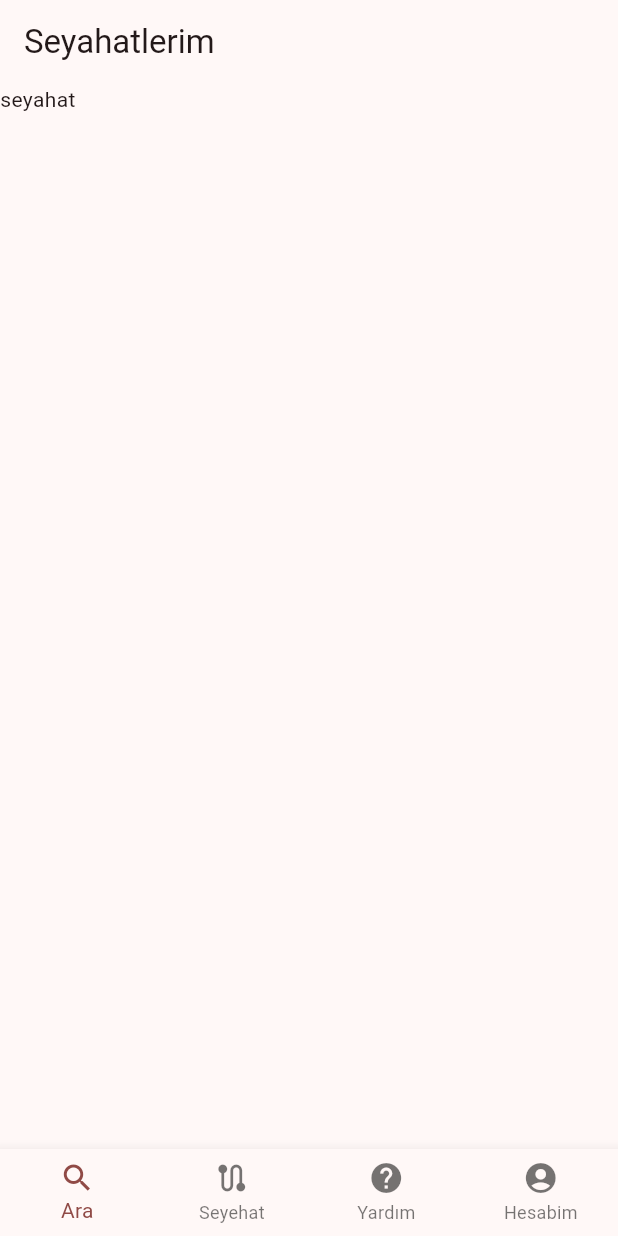
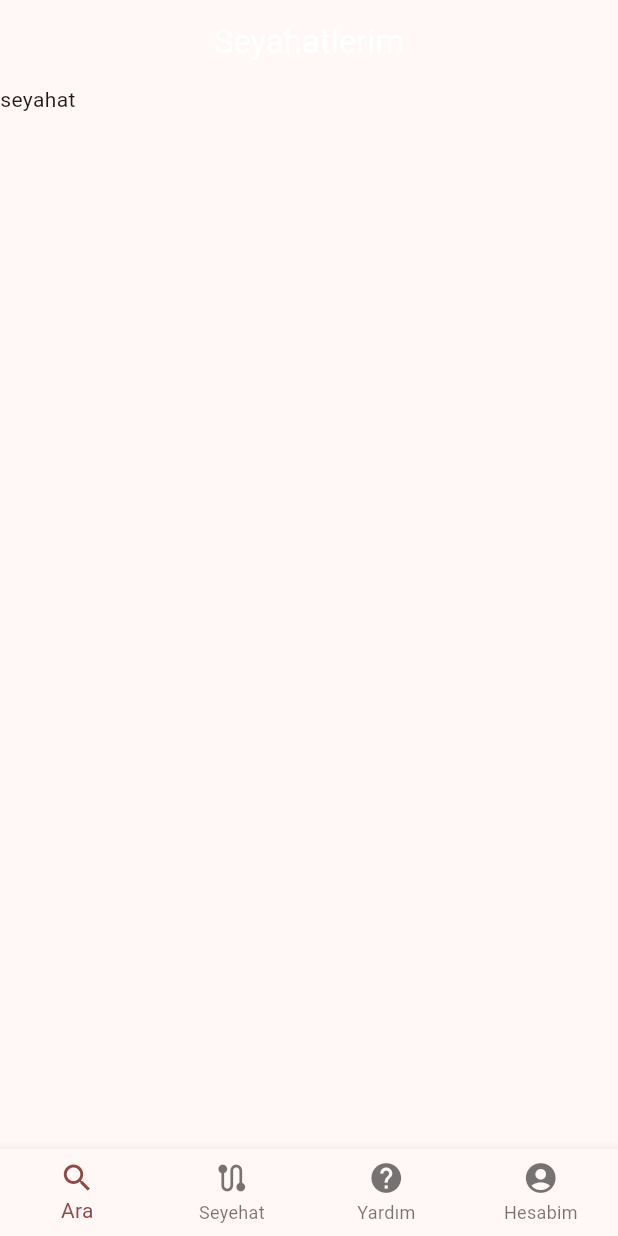
Before and after one commit to aramizdakioyuncu/busticket, a Flutter app: the screen it shows after launch, swiped to page 2, on a phone screen of 412 x 824 dp. Run offline on Flutter 3.47's test engine with Material 3 defaults, Android fonts, the phone set to English and light mode, and no system bars.

Commit message:
düzeltmeler yapıldı.

```diff
--- a/lib/pages/main/help.dart
+++ b/lib/pages/main/help.dart
@@ -26,14 +26,14 @@ class _HelpPage extends State<HelpPage> with TickerProviderStateMixin {
   Widget build(BuildContext context) {
     return Scaffold(
         appBar: AppBar(
-          title: Text(
+          title: const Text(
             "Yardım",
             style: TextStyle(color: Colors.white),
           ),
           centerTitle: true,
           backgroundColor: Colors.red,
         ),
-        body: Column(
+        body: const Column(
           children: [],
         ));
   }
--- a/lib/pages/main/trip.dart
+++ b/lib/pages/main/trip.dart
@@ -26,9 +26,13 @@ class _TripPage extends State<TripPage> with TickerProviderStateMixin {
   Widget build(BuildContext context) {
     return Scaffold(
       appBar: AppBar(
-        title: Text("Seyahatlerim"),
+        title: const Text(
+          "Seyahatlerim",
+          style: TextStyle(color: Colors.white),
+        ),
+        centerTitle: true,
       ),
-      body: Column(
+      body: const Column(
         children: [
           Text("seyahat"),
         ],
```
